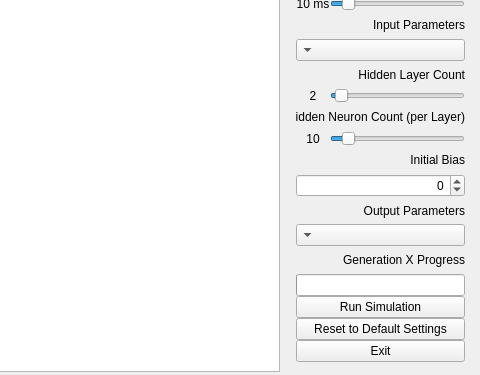
Old version of the form shipyard/mainwindow.ui in the repository terratenff/yrn-eavat-zrff; both pictures show x 320 to 800 and y 247 to 622 of the 800 by 622 pixel window.
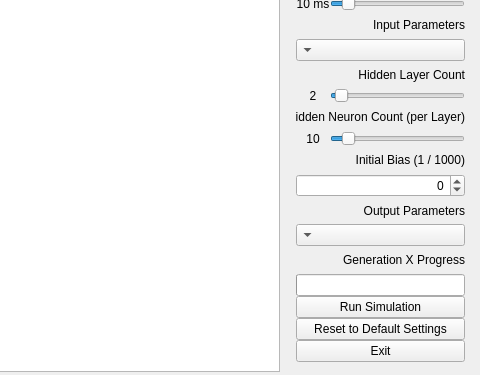
New version of the form.

```diff
--- a/shipyard/mainwindow.ui
+++ b/shipyard/mainwindow.ui
@@ -467,7 +467,7 @@
           <bool>true</bool>
          </property>
          <property name="text">
-          <string>Initial Bias</string>
+          <string>Initial Bias (1 / 1000)</string>
          </property>
          <property name="alignment">
           <set>Qt::AlignRight|Qt::AlignTrailing|Qt::AlignVCenter</set>
```
Left out of the diff: 4 changed lines with no effect on the pictures.
